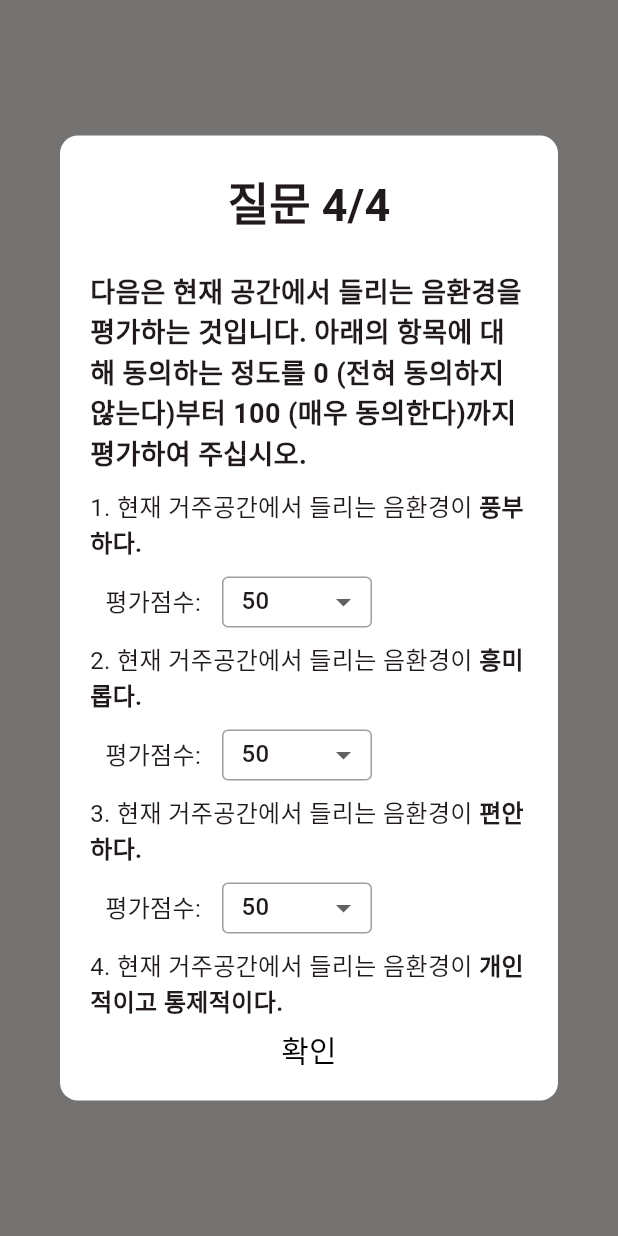
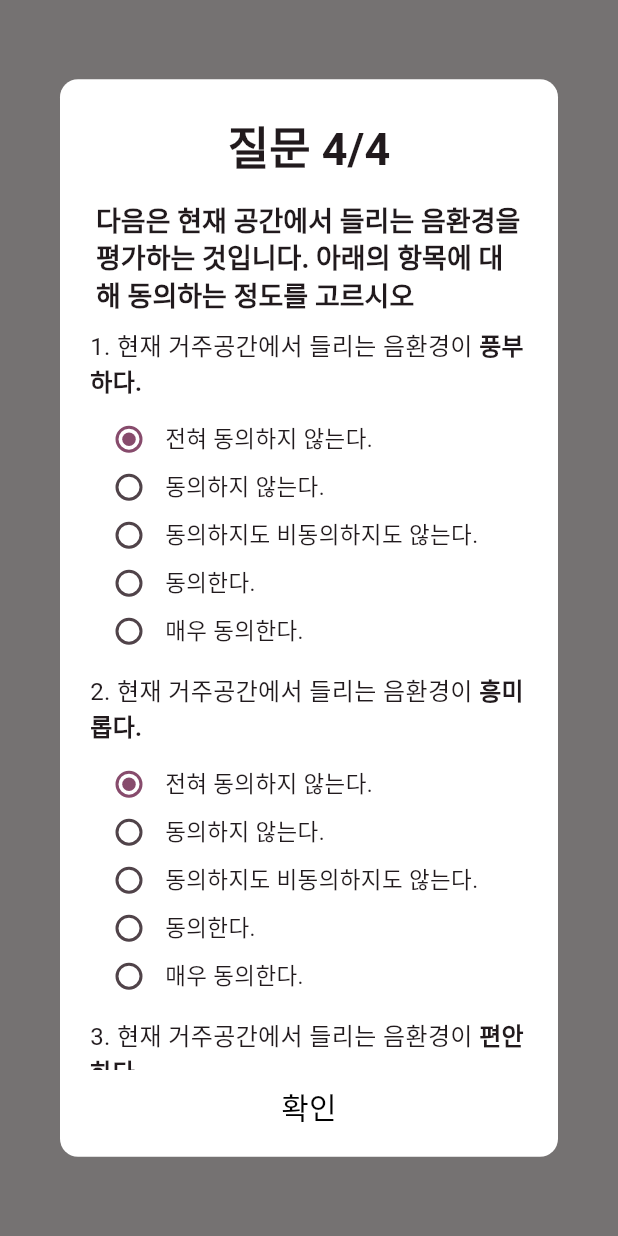
Before and after one commit to bssoft-dev/home-therapy-app-2301, a Flutter app: what postWordPositionServeyDialog() shows on an empty page, opened directly with empty values, on a phone screen of 412 x 824 dp. Run offline on Flutter 3.47's test engine with Material 2 defaults, Android fonts, the phone set to English and light mode, and no system bars; our stand-ins replace flutter_svg, get, lottie, shared_preferences, syncfusion_flutter_gauges; missing offline and left inert: ping_discover_network_forked; accounts and stored records are empty; network calls fail; Roboto replaces fonts that are missing (Pretendard).

Commit message:
feat: word position radio

```diff
--- a/lib/model/version_model.dart
+++ b/lib/model/version_model.dart
@@ -1,3 +1,3 @@
 class VersionCurrent {
-  int versionValue = 5;
+  int versionValue = 6;
 }
--- a/lib/widgets/pre_survey_dialog/pre_common_dialog.dart
+++ b/lib/widgets/pre_survey_dialog/pre_common_dialog.dart
@@ -117,31 +117,21 @@ preCommonSurveyDialog({
                               style: const TextStyle(fontSize: 17),
                             ),
                       const SizedBox(height: 10),
-                      if (surveyTitle.contains('매우 동의한다'))
-                        Column(
+                      if (surveyTitle.contains('동의하는 정도를'))
+                        Padding(
+                          padding: const EdgeInsets.only(left: 2, bottom: 12),
+                          child: Column(
+                            children: List.generate(radioNumber, (choiceIndex) {
+                              return Row(
+                                mainAxisAlignment: MainAxisAlignment.start,
                                 children: [
-                            Row(
-                              crossAxisAlignment: CrossAxisAlignment.center,
-                              children: [
-                                const SizedBox(
-                                  width: 10,
-                                ),
-                                const Text(
-                                  '평가점수:',
-                                  style: TextStyle(
-                                    fontSize: 16,
-                                  ),
-                                ),
-                                const SizedBox(
-                                  width: 14,
-                                ),
-                                FutureBuilder<List<int>>(
-                                  future: fetchData(),
-                                  builder: (context, snapshot) {
-                                    if (snapshot.hasData) {
-                                      return RangeDropdownMenu(
-                                        onSelected: (int? value) {
-                                          print(value);
+                                  Radio(
+                                    visualDensity:
+                                        const VisualDensity(vertical: -4),
+                                    value: choiceIndex,
+                                    groupValue:
+                                        questionResultList[questionIndex],
+                                    onChanged: (value) {
                                       setDialog(() {
                                         questionResultList[questionIndex] =
                                             value as int;
@@ -151,24 +141,15 @@ preCommonSurveyDialog({
                                         onSurveyContentValueChange(value);
                                       });
                                     },
-                                        questionResultList: snapshot.data!,
-                                        selectedValue: 50,
-                                      );
-                                    } else if (snapshot.hasError) {
-                                      return Text("Error: ${snapshot.error}");
-                                    }
-                                    // 데이터를 기다리는 동안 보여줄 로딩 인디케이터를 반환합니다.
-                                    return const SizedBox(
-                                      height: 10,
-                                    );
-                                  },
+                                  ),
+                                  Text(
+                                    wordPositionRatingText[choiceIndex],
+                                    style: const TextStyle(fontSize: 15),
                                   ),
                                 ],
+                              );
+                            }),
                           ),
-                            const SizedBox(
-                              height: 10,
-                            ),
-                          ],
                         )
                       else
                         SingleChildScrollView(
--- a/lib/widgets/pre_survey_dialog/survey_question_list.dart
+++ b/lib/widgets/pre_survey_dialog/survey_question_list.dart
@@ -16,16 +16,14 @@ List<String> wordPositionText = [
   '공허하다.',
   '고립적이다.',
   '짜증스럽다.',
-  '방해되고 통제적이지 않다.',
+  '방해되고 통제적이지 않다.'
 ];
 List<String> wordPositionRatingText = [
-  '전혀',
-  '별로',
-  '조금',
-  '비교적',
-  '꽤',
-  '매우',
-  '엄청나게'
+  '전혀 동의하지 않는다.',
+  '동의하지 않는다.',
+  '동의하지도 비동의하지도 않는다.',
+  '동의한다.',
+  '매우 동의한다.'
 ];
 
 List<int> wordPositionSelectNumbers = List<int>.generate(101 - 0, (i) => i + 0);
--- a/lib/widgets/survey_dialog/post_word_position_survey_dialog.dart
+++ b/lib/widgets/survey_dialog/post_word_position_survey_dialog.dart
@@ -11,9 +11,8 @@ import 'package:home_therapy_app/widgets/track_player_widget.dart';
 
 int wordPositionTitleValue = 0;
 int wordPositionRatingValue = 0;
-List comportValueResult = List.generate(wordPositionText.length, (index) => 50);
-List<int> selectedValues =
-    List.generate(wordPositionText.length, (index) => 50);
+List comportValueResult = List.generate(wordPositionText.length, (index) => 0);
+List<int> selectedValues = List.generate(wordPositionText.length, (index) => 0);
 VersionCurrent currentVersion = VersionCurrent();
 
 postWordPositionServeyDialog({
@@ -35,11 +34,10 @@ postWordPositionServeyDialog({
     context: context,
     surveyStageTitle: '질문 4/4',
     dialogName: '소리와 공간에 맞는 단어 위치 선택 설문',
-    surveyTitle:
-        '다음은 현재 공간에서 들리는 음환경을 평가하는 것입니다. 아래의 항목에 대해 동의하는 정도를 0 (전혀 동의하지 않는다)부터 100 (매우 동의한다)까지 평가하여 주십시오.',
+    surveyTitle: '다음은 현재 공간에서 들리는 음환경을 평가하는 것입니다. 아래의 항목에 대해 동의하는 정도를 고르시오',
     questionTitle: wordPositionText,
     noteNumber: 0,
-    radioNumber: 7,
+    radioNumber: wordPositionRatingText.length,
     questionNumber: wordPositionText.length,
     questionResultList: selectedValues,
     questionValue: wordPositionRatingValue,
@@ -107,9 +105,9 @@ postWordPositionServeyDialog({
                               }
                               debugPrint('httpPostServer: $value');
                               selectedValues = List.generate(
-                                  wordPositionText.length, (index) => 50);
+                                  wordPositionText.length, (index) => 0);
                               comportValueResult = List.generate(
-                                  wordPositionText.length, (index) => 50);
+                                  wordPositionText.length, (index) => 0);
                             });
                           },
                           child:
--- a/pubspec.yaml
+++ b/pubspec.yaml
@@ -17,7 +17,7 @@ publish_to: "none" # Remove this line if you wish to publish to pub.dev
 # https://developer.apple.com/library/archive/documentation/General/Reference/InfoPlistKeyReference/Articles/CoreFoundationKeys.html
 # In Windows, build-name is used as the major, minor, and patch parts
 # of the product and file versions while build-number is used as the build suffix.
-version: 1.0.2+7
+version: 1.0.3+8
 
 environment:
   sdk: ">=2.18.2 <3.1.5"
@@ -29,6 +29,7 @@ environment:
 # the latest version available on pub.dev. To see which dependencies have newer
 # versions available, run `flutter pub outdated`.
 dependencies:
+
   flutter:
     sdk: flutter
 
```
Lines whose indentation alone changed are shown as unchanged.
